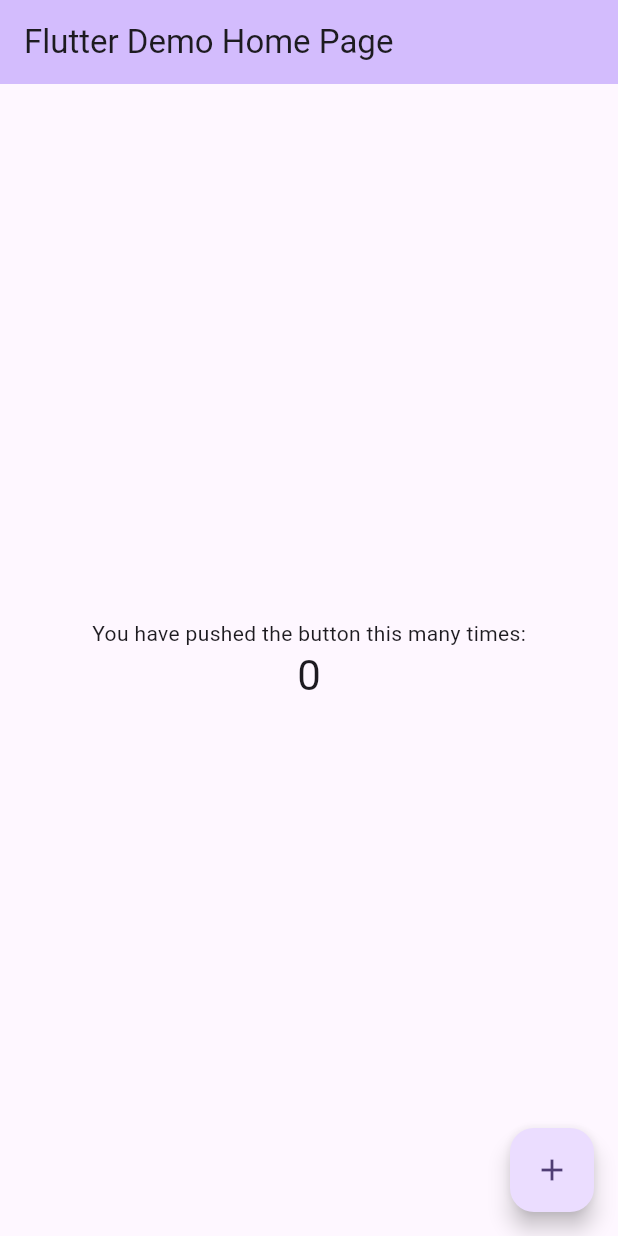
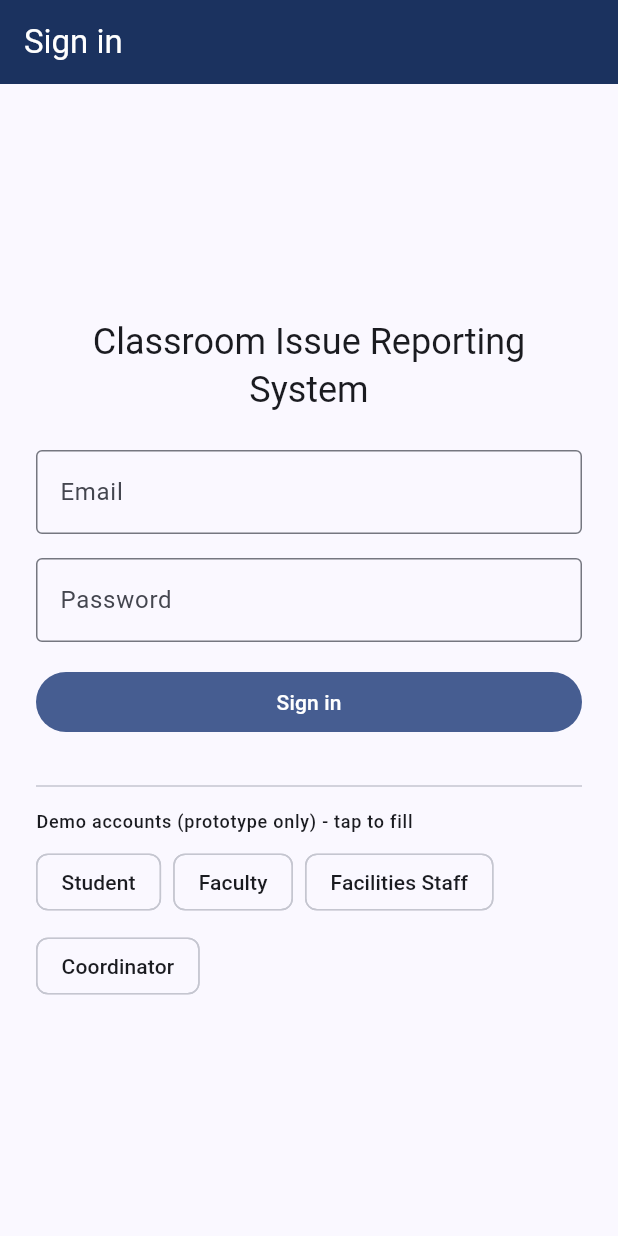
Before and after one commit to PauloMarcky/CLASS-ISSUE-REPORTING-CIRS-Mobile-, a Flutter app: the screen it shows after launch, on a phone screen of 412 x 824 dp. Run offline on Flutter 3.47's test engine with Material 3 defaults, Android fonts, the phone set to English and light mode, and no system bars; accounts and stored records are empty.

Commit message:
Version1:(Update)Created_login_page

```diff
--- /dev/null
+++ b/lib/app.dart
@@ -0,0 +1,42 @@
+import 'package:flutter/material.dart';
+
+import 'screens/home_screen.dart';
+import 'screens/login_screen.dart';
+import 'state/session_controller.dart';
+import 'theme/app_theme.dart';
+
+class SrmsApp extends StatefulWidget {
+  const SrmsApp({super.key});
+
+  @override
+  State<SrmsApp> createState() => _SrmsAppState();
+}
+
+class _SrmsAppState extends State<SrmsApp> {
+  final _session = SessionController();
+
+  @override
+  void dispose() {
+    _session.dispose();
+    super.dispose();
+  }
+
+  @override
+  Widget build(BuildContext context) {
+    return MaterialApp(
+      title: 'Classroom Issue Reporting',
+      debugShowCheckedModeBanner: false,
+      theme: AppTheme.light,
+      home: ListenableBuilder(
+        listenable: _session,
+        builder: (context, _) {
+          final user = _session.user;
+          if (user == null) {
+            return LoginScreen(session: _session);
+          }
+          return HomeScreen(user: user, onLogout: _session.logout);
+        },
+      ),
+    );
+  }
+}
--- /dev/null
+++ b/lib/data/mock_users.dart
@@ -0,0 +1,46 @@
+import '../models/app_user.dart';
+import '../models/user_role.dart';
+
+/// Prototype-only accounts. Replaced by real authentication in Week 14.
+class MockUsers {
+  MockUsers._();
+
+  static const String demoPassword = 'Passw0rd!';
+
+  static const List<AppUser> all = [
+    AppUser(
+      id: 'u1',
+      name: 'Sam Student',
+      email: 'student@srms.test',
+      role: UserRole.student,
+    ),
+    AppUser(
+      id: 'u2',
+      name: 'Fiona Faculty',
+      email: 'faculty@srms.test',
+      role: UserRole.faculty,
+    ),
+    AppUser(
+      id: 'u3',
+      name: 'Felix Facilities',
+      email: 'facilities@srms.test',
+      role: UserRole.facilitiesStaff,
+    ),
+    AppUser(
+      id: 'u4',
+      name: 'Cora Coordinator',
+      email: 'coordinator@srms.test',
+      role: UserRole.coordinator,
+    ),
+  ];
+
+  /// Returns the matching user, or null when the credentials are wrong.
+  static AppUser? authenticate(String email, String password) {
+    if (password != demoPassword) return null;
+    final wanted = email.trim().toLowerCase();
+    for (final user in all) {
+      if (user.email.toLowerCase() == wanted) return user;
+    }
+    return null;
+  }
+}
--- a/lib/main.dart
+++ b/lib/main.dart
@@ -1,7 +1,9 @@
 import 'package:flutter/material.dart';
 
+import 'app.dart';
+
 void main() {
-  runApp(const MyApp());
+  runApp(const SrmsApp());
 }
 
 class MyApp extends StatelessWidget {
--- /dev/null
+++ b/lib/models/app_user.dart
@@ -0,0 +1,29 @@
+import 'user_role.dart';
+
+class AppUser {
+  const AppUser({
+    required this.id,
+    required this.name,
+    required this.email,
+    required this.role,
+  });
+
+  final String id;
+  final String name;
+  final String email;
+  final UserRole role;
+
+  factory AppUser.fromJson(Map<String, dynamic> json) => AppUser(
+        id: json['id'] as String,
+        name: json['name'] as String,
+        email: json['email'] as String,
+        role: UserRole.values.byName(json['role'] as String),
+      );
+
+  Map<String, dynamic> toJson() => {
+        'id': id,
+        'name': name,
+        'email': email,
+        'role': role.name,
+      };
+}
--- /dev/null
+++ b/lib/models/issue.dart
@@ -0,0 +1,94 @@
+import 'issue_category.dart';
+import 'issue_priority.dart';
+import 'issue_status.dart';
+
+class Issue {
+  const Issue({
+    required this.id,
+    required this.title,
+    required this.description,
+    required this.location,
+    required this.reporterId,
+    required this.createdAt,
+    required this.updatedAt,
+    this.category,
+    this.priority = IssuePriority.medium,
+    this.status = IssueStatus.reported,
+    this.assignedToId,
+    this.isEscalated = false,
+  });
+
+  final String id;
+  final String title;
+  final String description;
+
+  /// Building and room, for example "Science Building - Room 204".
+  final String location;
+
+  final String reporterId;
+  final IssueCategory? category;
+  final IssuePriority priority;
+  final IssueStatus status;
+  final String? assignedToId;
+  final bool isEscalated;
+  final DateTime createdAt;
+  final DateTime updatedAt;
+
+  Issue copyWith({
+    String? title,
+    String? description,
+    String? location,
+    IssueCategory? category,
+    IssuePriority? priority,
+    IssueStatus? status,
+    String? assignedToId,
+    bool? isEscalated,
+    DateTime? updatedAt,
+  }) =>
+      Issue(
+        id: id,
+        title: title ?? this.title,
+        description: description ?? this.description,
+        location: location ?? this.location,
+        reporterId: reporterId,
+        category: category ?? this.category,
+        priority: priority ?? this.priority,
+        status: status ?? this.status,
+        assignedToId: assignedToId ?? this.assignedToId,
+        isEscalated: isEscalated ?? this.isEscalated,
+        createdAt: createdAt,
+        updatedAt: updatedAt ?? this.updatedAt,
+      );
+
+  factory Issue.fromJson(Map<String, dynamic> json) => Issue(
+        id: json['id'] as String,
+        title: json['title'] as String,
+        description: json['description'] as String,
+        location: json['location'] as String,
+        reporterId: json['reporterId'] as String,
+        category: json['category'] == null
+            ? null
+            : IssueCategory.values.byName(json['category'] as String),
+        priority: IssuePriority.values.byName(json['priority'] as String),
+        status: IssueStatus.values.byName(json['status'] as String),
+        assignedToId: json['assignedToId'] as String?,
+        isEscalated: json['isEscalated'] as bool? ?? false,
+        createdAt: DateTime.parse(json['createdAt'] as String),
+        updatedAt: DateTime.parse(json['updatedAt'] as String),
+      );
+
+  Map<String, dynamic> toJson() => {
+        'id': id,
+        'title': title,
+        'description': description,
+        'location': location,
+        'reporterId': reporterId,
+        'category': category?.name,
+        'priority': priority.name,
+        'status': status.name,
+        'assignedToId': assignedToId,
+        'isEscalated': isEscalated,
+        'createdAt': createdAt.toIso8601String(),
+        'updatedAt': updatedAt.toIso8601String(),
+      };
+}
--- /dev/null
+++ b/lib/models/issue_category.dart
@@ -0,0 +1,23 @@
+/// Issue categories. Routing rules (Week 13) will map each category
+/// to a responsible team.
+enum IssueCategory {
+  electrical,
+  plumbing,
+  airConditioning,
+  furniture,
+  itEquipment,
+  cleanliness,
+  safety,
+  other;
+
+  String get label => switch (this) {
+        IssueCategory.electrical => 'Electrical',
+        IssueCategory.plumbing => 'Plumbing',
+        IssueCategory.airConditioning => 'Air conditioning',
+        IssueCategory.furniture => 'Furniture',
+        IssueCategory.itEquipment => 'IT equipment',
+        IssueCategory.cleanliness => 'Cleanliness',
+        IssueCategory.safety => 'Safety',
+        IssueCategory.other => 'Other',
+      };
+}
--- /dev/null
+++ b/lib/models/issue_priority.dart
@@ -0,0 +1,13 @@
+enum IssuePriority {
+  low,
+  medium,
+  high,
+  urgent;
+
+  String get label => switch (this) {
+        IssuePriority.low => 'Low',
+        IssuePriority.medium => 'Medium',
+        IssuePriority.high => 'High',
+        IssuePriority.urgent => 'Urgent',
+      };
+}
--- /dev/null
+++ b/lib/models/issue_status.dart
@@ -0,0 +1,41 @@
+/// Lifecycle of an issue: report -> categorize -> assign -> update ->
+/// verify -> close.
+enum IssueStatus {
+  reported,
+  categorized,
+  assigned,
+  inProgress,
+  resolved,
+  verified,
+  closed;
+
+  String get label => switch (this) {
+        IssueStatus.reported => 'Reported',
+        IssueStatus.categorized => 'Categorized',
+        IssueStatus.assigned => 'Assigned',
+        IssueStatus.inProgress => 'In progress',
+        IssueStatus.resolved => 'Resolved (awaiting verification)',
+        IssueStatus.verified => 'Verified',
+        IssueStatus.closed => 'Closed',
+      };
+
+  /// The only moves allowed from this status.
+  /// `resolved -> inProgress` is the recovery path when a fix fails
+  /// verification.
+  List<IssueStatus> get allowedNext => switch (this) {
+        IssueStatus.reported => const [IssueStatus.categorized],
+        IssueStatus.categorized => const [IssueStatus.assigned],
+        IssueStatus.assigned => const [IssueStatus.inProgress],
+        IssueStatus.inProgress => const [IssueStatus.resolved],
+        IssueStatus.resolved => const [
+            IssueStatus.verified,
+            IssueStatus.inProgress,
+          ],
+        IssueStatus.verified => const [IssueStatus.closed],
+        IssueStatus.closed => const <IssueStatus>[],
+      };
+
+  bool canMoveTo(IssueStatus next) => allowedNext.contains(next);
+
+  bool get isOpen => this != IssueStatus.closed;
+}
--- /dev/null
+++ b/lib/models/user_role.dart
@@ -0,0 +1,28 @@
+/// The four user groups named in the project brief.
+///
+/// Permission helpers live here so the UI and (later) the backend
+/// can share one definition of "who may do what".
+enum UserRole {
+  student,
+  faculty,
+  facilitiesStaff,
+  coordinator;
+
+  String get label => switch (this) {
+        UserRole.student => 'Student',
+        UserRole.faculty => 'Faculty',
+        UserRole.facilitiesStaff => 'Facilities Staff',
+        UserRole.coordinator => 'Coordinator',
+      };
+
+  bool get canReportIssue => this == student || this == faculty;
+
+  bool get canCategorizeAndAssign => this == coordinator;
+
+  bool get canUpdateProgress => this == facilitiesStaff;
+
+  bool get canVerifyResolution =>
+      this == student || this == faculty || this == coordinator;
+
+  bool get canClose => this == coordinator;
+}
--- /dev/null
+++ b/lib/screens/home_screen.dart
@@ -0,0 +1,77 @@
+import 'package:flutter/material.dart';
+
+import '../models/app_user.dart';
+
+/// Placeholder home. Real role-specific screens replace this in later steps.
+class HomeScreen extends StatelessWidget {
+  const HomeScreen({super.key, required this.user, required this.onLogout});
+
+  final AppUser user;
+  final VoidCallback onLogout;
+
+  @override
+  Widget build(BuildContext context) {
+    final theme = Theme.of(context);
+    final role = user.role;
+
+    final abilities = <(String, bool)>[
+      ('Report an issue', role.canReportIssue),
+      ('Categorize and assign issues', role.canCategorizeAndAssign),
+      ('Update repair progress', role.canUpdateProgress),
+      ('Verify a resolution', role.canVerifyResolution),
+      ('Close an issue', role.canClose),
+    ];
+
+    return Scaffold(
+      appBar: AppBar(
+        title: const Text('Classroom Issue Reporting'),
+        actions: [
+          IconButton(
+            icon: const Icon(Icons.logout),
+            tooltip: 'Sign out',
+            onPressed: onLogout,
+          ),
+        ],
+      ),
+      body: Align(
+        alignment: Alignment.topCenter,
+        child: ConstrainedBox(
+          constraints: const BoxConstraints(maxWidth: 720),
+          child: ListView(
+            padding: const EdgeInsets.all(24),
+            children: [
+              Text(
+                'Welcome, ${user.name}',
+                style: theme.textTheme.headlineSmall,
+              ),
+              const SizedBox(height: 4),
+              Text(role.label, style: theme.textTheme.titleMedium),
+              const SizedBox(height: 24),
+              Text('What you can do', style: theme.textTheme.titleSmall),
+              const SizedBox(height: 8),
+              Card(
+                child: Column(
+                  children: [
+                    for (final ability in abilities)
+                      ListTile(
+                        leading: Icon(
+                          ability.$2 ? Icons.check_circle : Icons.block,
+                          color: ability.$2 ? Colors.green : Colors.grey,
+                        ),
+                        title: Text(ability.$1),
+                      ),
+                  ],
+                ),
+              ),
+              const SizedBox(height: 16),
+              Text(
+                'Issue screens arrive in the next steps.',
+                style: theme.textTheme.bodySmall,
+              ),
+            ],
+          ),
+        ),
+      ),
+    );
+  }
+}
--- /dev/null
+++ b/lib/screens/login_screen.dart
@@ -0,0 +1,132 @@
+import 'package:flutter/material.dart';
+
+import '../data/mock_users.dart';
+import '../state/session_controller.dart';
+
+class LoginScreen extends StatefulWidget {
+  const LoginScreen({super.key, required this.session});
+
+  final SessionController session;
+
+  @override
+  State<LoginScreen> createState() => _LoginScreenState();
+}
+
+class _LoginScreenState extends State<LoginScreen> {
+  final _formKey = GlobalKey<FormState>();
+  final _emailController = TextEditingController();
+  final _passwordController = TextEditingController();
+  String? _errorMessage;
+
+  @override
+  void dispose() {
+    _emailController.dispose();
+    _passwordController.dispose();
+    super.dispose();
+  }
+
+  void _submit() {
+    if (!_formKey.currentState!.validate()) return;
+    final error = widget.session.login(
+      _emailController.text,
+      _passwordController.text,
+    );
+    if (error != null) {
+      setState(() => _errorMessage = error);
+    }
+  }
+
+  String? _validateEmail(String? value) {
+    final text = value?.trim() ?? '';
+    if (text.isEmpty) return 'Enter your email.';
+    if (!text.contains('@')) return 'Enter a valid email address.';
+    return null;
+  }
+
+  String? _validatePassword(String? value) {
+    if (value == null || value.isEmpty) return 'Enter your password.';
+    return null;
+  }
+
+  @override
+  Widget build(BuildContext context) {
+    final theme = Theme.of(context);
+
+    return Scaffold(
+      appBar: AppBar(title: const Text('Sign in')),
+      body: Center(
+        child: SingleChildScrollView(
+          padding: const EdgeInsets.all(24),
+          child: ConstrainedBox(
+            constraints: const BoxConstraints(maxWidth: 420),
+            child: Form(
+              key: _formKey,
+              child: Column(
+                crossAxisAlignment: CrossAxisAlignment.stretch,
+                children: [
+                  Text(
+                    'Classroom Issue Reporting System',
+                    style: theme.textTheme.headlineSmall,
+                    textAlign: TextAlign.center,
+                  ),
+                  const SizedBox(height: 24),
+                  TextFormField(
+                    controller: _emailController,
+                    keyboardType: TextInputType.emailAddress,
+                    textInputAction: TextInputAction.next,
+                    decoration: const InputDecoration(labelText: 'Email'),
+                    validator: _validateEmail,
+                  ),
+                  const SizedBox(height: 16),
+                  TextFormField(
+                    controller: _passwordController,
+                    obscureText: true,
+                    decoration: const InputDecoration(labelText: 'Password'),
+                    validator: _validatePassword,
+                    onFieldSubmitted: (_) => _submit(),
+                  ),
+                  const SizedBox(height: 16),
+                  if (_errorMessage != null)
+                    Padding(
+                      padding: const EdgeInsets.only(bottom: 12),
+                      child: Text(
+                        _errorMessage!,
+                        style: TextStyle(color: theme.colorScheme.error),
+                      ),
+                    ),
+                  FilledButton(
+                    onPressed: _submit,
+                    child: const Text('Sign in'),
+                  ),
+                  const SizedBox(height: 24),
+                  const Divider(),
+                  const SizedBox(height: 8),
+                  Text(
+                    'Demo accounts (prototype only) - tap to fill',
+                    style: theme.textTheme.labelMedium,
+                  ),
+                  const SizedBox(height: 8),
+                  Wrap(
+                    spacing: 8,
+                    runSpacing: 8,
+                    children: [
+                      for (final user in MockUsers.all)
+                        ActionChip(
+                          label: Text(user.role.label),
+                          onPressed: () {
+                            _emailController.text = user.email;
+                            _passwordController.text = MockUsers.demoPassword;
+                            setState(() => _errorMessage = null);
+                          },
+                        ),
+                    ],
+                  ),
+                ],
+              ),
+            ),
+          ),
+        ),
+      ),
+    );
+  }
+}
--- /dev/null
+++ b/lib/state/session_controller.dart
@@ -0,0 +1,27 @@
+import 'package:flutter/foundation.dart';
+
+import '../data/mock_users.dart';
+import '../models/app_user.dart';
+
+/// Holds the signed-in user for the whole app.
+class SessionController extends ChangeNotifier {
+  AppUser? _user;
+
+  AppUser? get user => _user;
+
+  bool get isLoggedIn => _user != null;
+
+  /// Returns null on success, otherwise an error message for the UI.
+  String? login(String email, String password) {
+    final match = MockUsers.authenticate(email, password);
+    if (match == null) return 'Invalid email or password.';
+    _user = match;
+    notifyListeners();
+    return null;
+  }
+
+  void logout() {
+    _user = null;
+    notifyListeners();
+  }
+}
--- /dev/null
+++ b/lib/theme/app_theme.dart
@@ -0,0 +1,19 @@
+import 'package:flutter/material.dart';
+
+class AppTheme {
+  AppTheme._();
+
+  static const Color _seed = Color(0xFF1B325F);
+
+  static ThemeData get light => ThemeData(
+        useMaterial3: true,
+        colorScheme: ColorScheme.fromSeed(seedColor: _seed),
+        appBarTheme: const AppBarTheme(
+          backgroundColor: _seed,
+          foregroundColor: Colors.white,
+        ),
+        inputDecorationTheme: const InputDecorationTheme(
+          border: OutlineInputBorder(),
+        ),
+      );
+}
```
Also changed, not shown: .brud/history/cleanup.json, 1 other file.
